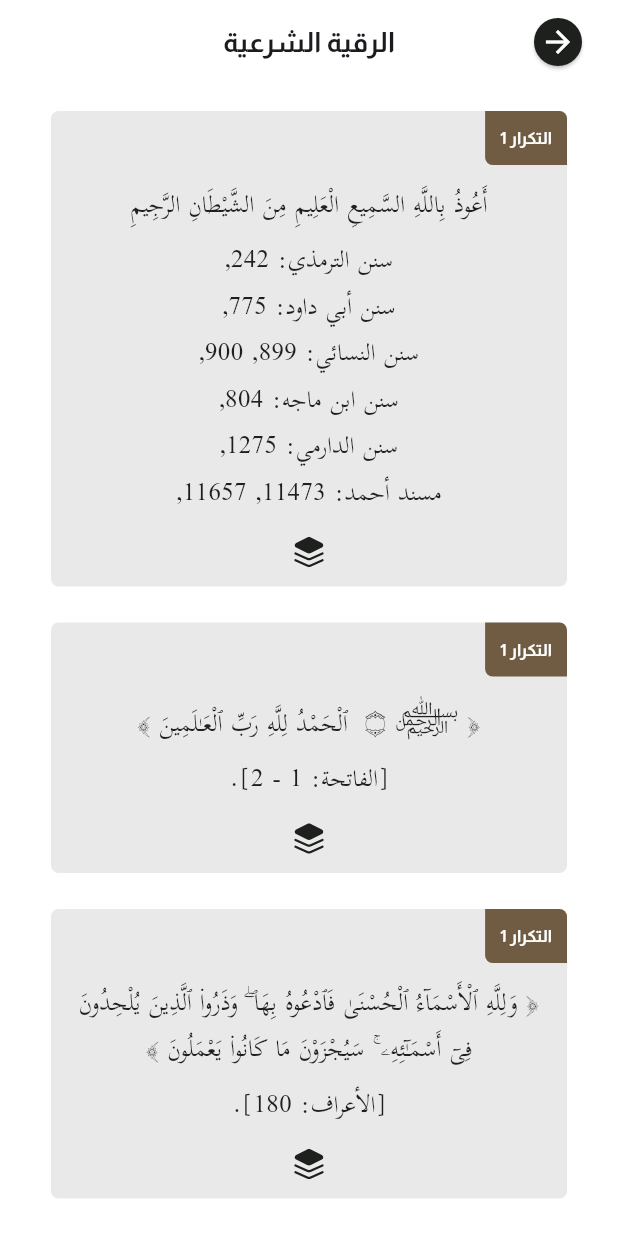
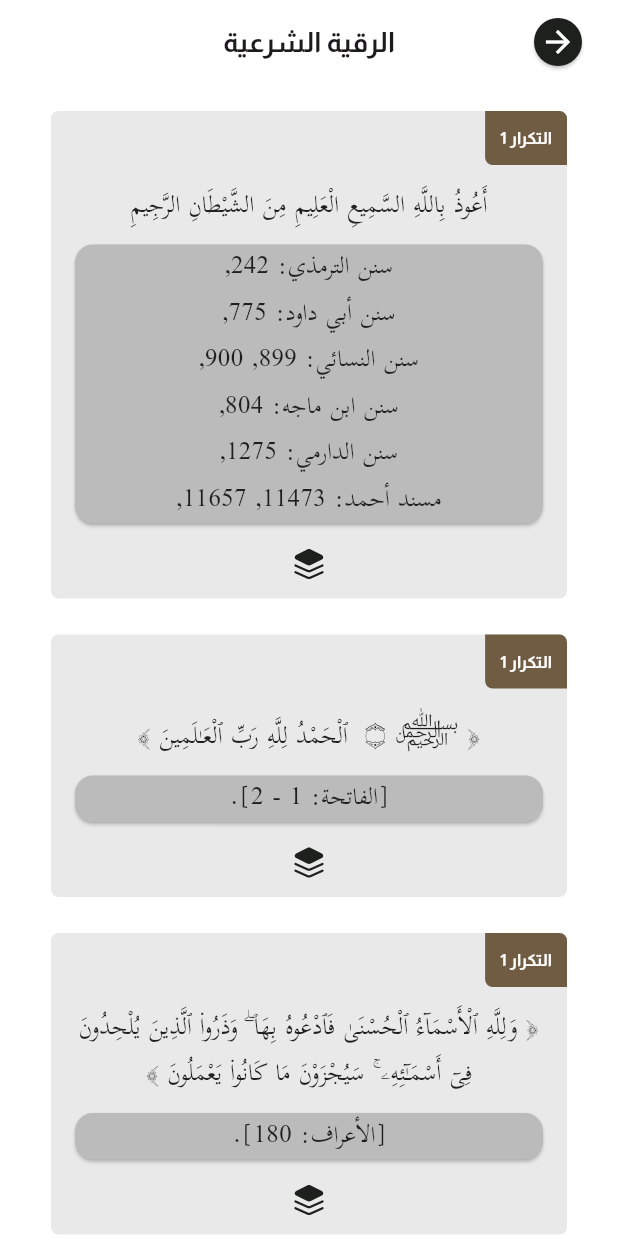
Before and after one commit to gelkomyy/fazakir, a Flutter app: the RuqyahView screen opened by its route, on a phone screen of 412 x 824 dp. Run offline on Flutter 3.47's test engine with Material 3 defaults, Android fonts, the phone set to English and light mode, and no system bars; drawn by our look-alikes of flutter_bounceable; our stand-ins replace adhan, cached_network_image, flutter_bloc, flutter_compass, flutter_svg, geolocator and 4 more; missing offline and left inert: flutter_inappwebview, hadith; accounts and stored records are empty; project files that could hold a hidden picture were left out.

Commit message:
Add card widget to display source in ContainerZikrItem view

```diff
--- a/lib/Features/home/presentation/views/widgets/container_zikr_item.dart
+++ b/lib/Features/home/presentation/views/widgets/container_zikr_item.dart
@@ -97,11 +97,14 @@ class ContainerZikrItem extends StatelessWidget {
                 if (azkarItem.source != null &&
                     azkarItem.source!.isNotEmpty &&
                     azkarItem.source != '')
-                  Text(
-                    azkarItem.source!,
-                    textAlign: TextAlign.center,
-                    style: AppFontStyles.styleRegular24(context).copyWith(
-                      fontFamily: 'Scheherazade',
+                  Card(
+                    color: AppColors.greyColor,
+                    child: Text(
+                      azkarItem.source!,
+                      textAlign: TextAlign.center,
+                      style: AppFontStyles.styleRegular24(context).copyWith(
+                        fontFamily: 'Scheherazade',
+                      ),
                     ),
                   ),
                 const SizedBox(height: 12),
```
